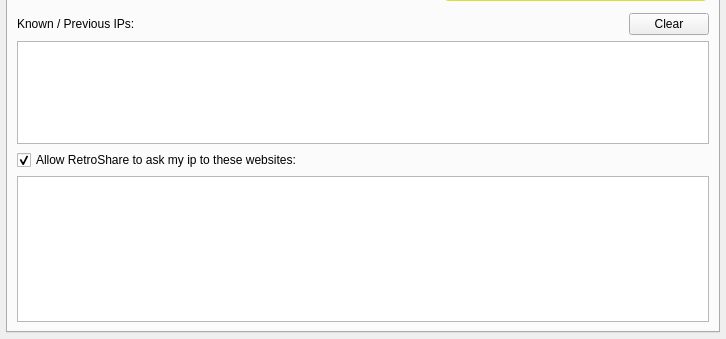
This is retroshare-gui/src/gui/settings/ServerPage.ui in RetroShare/RetroShare as Qt 5 draws it before an edit; both pictures show x 0 to 726 and y 240 to 579 of the 726 by 579 pixel window. The edited form follows.
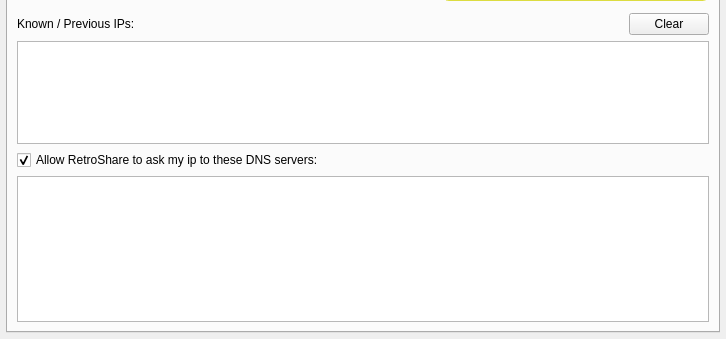
This is the edited form. Icons and pictures are not drawn. Custom widgets are drawn as their Qt base class.

```diff
--- a/retroshare-gui/src/gui/settings/ServerPage.ui
+++ b/retroshare-gui/src/gui/settings/ServerPage.ui
@@ -704,7 +704,7 @@
 behind a firewall or a VPN.</string>
          </property>
          <property name="text">
-          <string>Allow RetroShare to ask my ip to these websites:</string>
+          <string>Allow RetroShare to ask my ip to these DNS servers:</string>
          </property>
          <property name="checked">
           <bool>true</bool>
```
